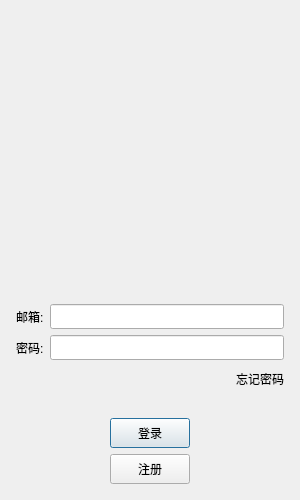
Above: ChatClient/logindialog.ui from zyuhao7/WeChat before the change. Below: the same form after it.
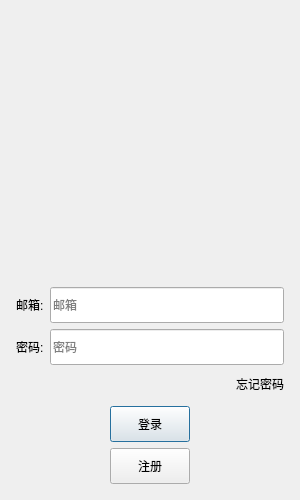
That is the form after the change. Custom widgets are drawn as their Qt base class.

What changed in the file:
```diff
--- a/ChatClient/logindialog.ui
+++ b/ChatClient/logindialog.ui
@@ -135,15 +135,18 @@
          <property name="minimumSize">
           <size>
            <width>0</width>
-           <height>25</height>
+           <height>36</height>
           </size>
          </property>
          <property name="maximumSize">
           <size>
            <width>16777215</width>
-           <height>25</height>
+           <height>36</height>
           </size>
          </property>
+         <property name="placeholderText">
+          <string>邮箱</string>
+         </property>
         </widget>
        </item>
       </layout>
@@ -174,15 +177,18 @@
          <property name="minimumSize">
           <size>
            <width>0</width>
-           <height>25</height>
+           <height>36</height>
           </size>
          </property>
          <property name="maximumSize">
           <size>
            <width>16777215</width>
-           <height>25</height>
+           <height>36</height>
           </size>
          </property>
+         <property name="placeholderText">
+          <string>密码</string>
+         </property>
         </widget>
        </item>
       </layout>
@@ -256,13 +262,13 @@
          <property name="minimumSize">
           <size>
            <width>80</width>
-           <height>30</height>
+           <height>36</height>
           </size>
          </property>
          <property name="maximumSize">
           <size>
            <width>80</width>
-           <height>30</height>
+           <height>36</height>
           </size>
          </property>
          <property name="styleSheet">
@@ -308,13 +314,13 @@
          <property name="minimumSize">
           <size>
            <width>80</width>
-           <height>30</height>
+           <height>36</height>
           </size>
          </property>
          <property name="maximumSize">
           <size>
            <width>120</width>
-           <height>30</height>
+           <height>36</height>
           </size>
          </property>
          <property name="styleSheet">
@@ -350,6 +356,16 @@
    <extends>QLabel</extends>
    <header>clickedlabel.h</header>
   </customwidget>
+  <customwidget>
+   <class>ElaLineEdit</class>
+   <extends>QLineEdit</extends>
+   <header>ElaLineEdit.h</header>
+  </customwidget>
+  <customwidget>
+   <class>ElaPushButton</class>
+   <extends>QPushButton</extends>
+   <header>ElaPushButton.h</header>
+  </customwidget>
  </customwidgets>
  <resources/>
  <connections/>
```
Left out of the diff: 8 changed lines with no effect on the pictures.
